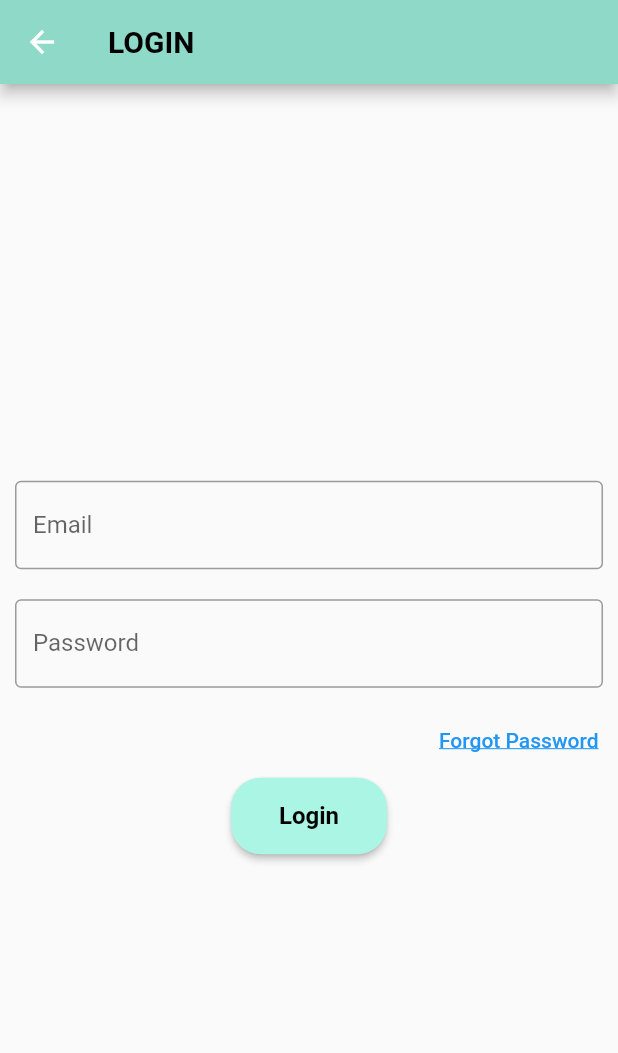
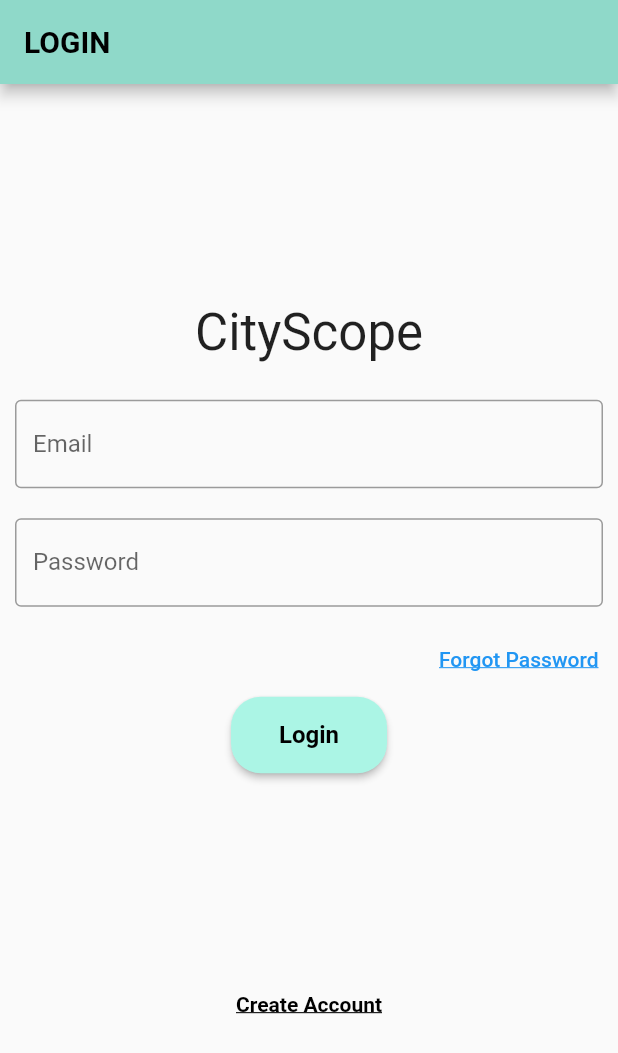
Before and after one commit to JeffreyAguilar/CityScope, a Flutter app: the LoginPage screen opened directly, on a phone screen of 412 x 824 dp. Shown: the top 1053 px of the screen. Run offline on Flutter 3.47's test engine with Material 2 defaults, Android fonts, the light colour scheme and no system bars; our stand-ins replace cloud_firestore, firebase_auth, firebase_core, google_maps_flutter, sliding_up_panel; accounts and stored records are empty.

Commit message:
preparing firebase + new login page

```diff
--- a/lib/login_screen.dart
+++ b/lib/login_screen.dart
@@ -1,6 +1,9 @@
+import 'package:firebase_core/firebase_core.dart';
 import 'package:flutter/material.dart';
 import 'forgot_page.dart';
 import 'home_page.dart';
+import 'package:firebase_auth/firebase_auth.dart';
+import 'register_screen.dart';
 
 class LoginPage extends StatefulWidget {
   const LoginPage({super.key});
@@ -10,6 +13,16 @@ class LoginPage extends StatefulWidget {
 }
 
 class _LoginPageState extends State<LoginPage> {
+  final _emailController = TextEditingController();
+  final _passwordController = TextEditingController();
+
+  Future signIn() async {
+    await FirebaseAuth.instance.signInWithEmailAndPassword(
+      email: _emailController.text.trim(),
+      password: _passwordController.text.trim(),
+    );
+  }
+
   @override
   Widget build(BuildContext context) {
     return Scaffold(
@@ -29,20 +42,36 @@ class _LoginPageState extends State<LoginPage> {
         child: Column(
           mainAxisAlignment: MainAxisAlignment.center,
           children: <Widget>[
-            const Padding(
-              padding: EdgeInsets.all(10),
+            Container(
+              height: 70,
+              width: 190,
+              padding: const EdgeInsets.symmetric(vertical: 8.0, horizontal: 2.0),
+              child: const Center(
+                child: Text(
+                  'CityScope',
+                  style: TextStyle(
+                    fontSize: 34,
+
+                  ),
+                ),
+              ),
+            ),
+            Padding(
+              padding: const EdgeInsets.all(10),
               child: TextField(
-                decoration: InputDecoration(
+                controller: _emailController,
+                decoration: const InputDecoration(
                     border: OutlineInputBorder(),
                     labelText: 'Email',
                     hintText: 'Enter valid email'),
               ),
             ),
-            const Padding(
-              padding: EdgeInsets.all(10),
+            Padding(
+              padding: const EdgeInsets.all(10),
               child: TextField(
+                controller: _passwordController,
                 obscureText: true,
-                decoration: InputDecoration(
+                decoration: const InputDecoration(
                     border: OutlineInputBorder(),
                     labelText: 'Password',
                     hintText: 'Enter your secure password'),
@@ -95,6 +124,28 @@ class _LoginPageState extends State<LoginPage> {
                 ),
               ),
             ),
+            const SizedBox(height: 130),
+              Row(
+                mainAxisAlignment: MainAxisAlignment.center,
+                children: [
+                  TextButton(
+                    onPressed: () {
+                      Navigator.push(
+                          context,
+                          MaterialPageRoute(
+                              builder: (context) => const RegisterPage()));
+                    },
+                    child: const Text(
+                      'Create Account',
+                      style: TextStyle(
+                          color: Colors.black,
+                          fontSize: 14,
+                          fontWeight: FontWeight.bold,
+                          decoration: TextDecoration.underline),
+                    ),
+                  ),
+                ],
+              ),
           ],
         ),
       ),
--- a/lib/main.dart
+++ b/lib/main.dart
@@ -1,12 +1,12 @@
-import 'package:cityscope/start_screen.dart';
+import 'package:cityscope/login_screen.dart';
 import 'package:flutter/material.dart';
 
 void main() {
-  runApp(const MyApp());
+  runApp(const MainPage());
 }
 
-class MyApp extends StatelessWidget {
-  const MyApp({super.key});
+class MainPage extends StatelessWidget {
+  const MainPage({super.key});
 
   // This widget is the root of your application.
   @override
@@ -14,7 +14,7 @@ class MyApp extends StatelessWidget {
     return const MaterialApp(
       debugShowCheckedModeBanner: false,
       title: 'CityScope App',
-      home: StartScreen(),
+      home: LoginPage(),
     );
   }
 }
--- a/pubspec.yaml
+++ b/pubspec.yaml
@@ -40,6 +40,9 @@ dependencies:
   http: ^0.13.5
   sliding_up_panel: ^2.0.0+1
   firebase_core: ^2.7.1
+  cloud_firestore: ^4.4.4
+  firebase_auth: ^4.2.10
+  firebase_analytics: ^10.1.5
 
 
 dev_dependencies:
```
Also changed, not shown: lib/register_screen.dart (+23 -13 lines), lib/start_screen.dart (deleted, +0 -95 lines), pubspec.lock, 3 other files.
